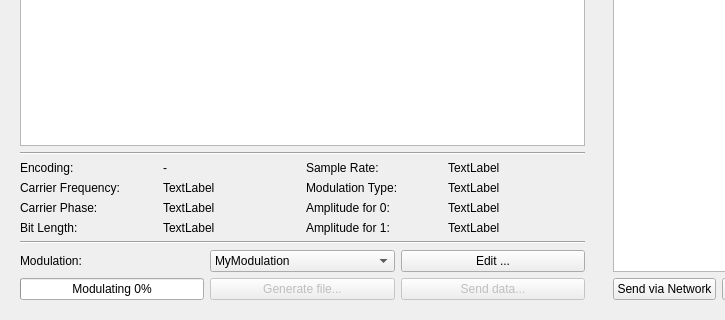
Before: the Qt Designer form data/ui/generator.ui in jopohl/urh, drawn with Qt 5; both pictures show x 0 to 725 and y 454 to 774 of the 1287 by 774 pixel window.
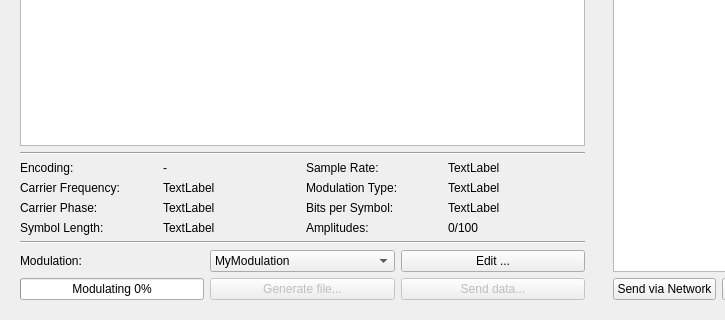
After: the same form once the commit is applied. Icons and pictures are not drawn. Custom widgets are drawn as their Qt base class.

Diff of the .ui file:
```diff
--- a/data/ui/generator.ui
+++ b/data/ui/generator.ui
@@ -353,24 +353,10 @@
                  </property>
                 </widget>
                </item>
-               <item row="2" column="2">
-                <widget class="QLabel" name="lParamForZero">
-                 <property name="text">
-                  <string>Amplitude for 0:</string>
-                 </property>
-                </widget>
-               </item>
-               <item row="2" column="3">
-                <widget class="QLabel" name="lParamForZeroValue">
-                 <property name="text">
-                  <string>TextLabel</string>
-                 </property>
-                </widget>
-               </item>
                <item row="3" column="0">
                 <widget class="QLabel" name="lBitLength">
                  <property name="text">
-                  <string>Bit Length:</string>
+                  <string>Symbol Length:</string>
                  </property>
                 </widget>
                </item>
@@ -381,20 +367,6 @@
                  </property>
                 </widget>
                </item>
-               <item row="3" column="2">
-                <widget class="QLabel" name="lParamForOne">
-                 <property name="text">
-                  <string>Amplitude for 1:</string>
-                 </property>
-                </widget>
-               </item>
-               <item row="3" column="3">
-                <widget class="QLabel" name="lParamForOneValue">
-                 <property name="text">
-                  <string>TextLabel</string>
-                 </property>
-                </widget>
-               </item>
                <item row="0" column="0">
                 <widget class="QLabel" name="lEncoding">
                  <property name="text">
@@ -436,6 +408,34 @@
                  </property>
                 </widget>
                </item>
+               <item row="3" column="3">
+                <widget class="ElidedLabel" name="labelParameterValues">
+                 <property name="text">
+                  <string>0/100</string>
+                 </property>
+                </widget>
+               </item>
+               <item row="3" column="2">
+                <widget class="QLabel" name="lParamCaption">
+                 <property name="text">
+                  <string>Amplitudes:</string>
+                 </property>
+                </widget>
+               </item>
+               <item row="2" column="2">
+                <widget class="QLabel" name="label">
+                 <property name="text">
+                  <string>Bits per Symbol:</string>
+                 </property>
+                </widget>
+               </item>
+               <item row="2" column="3">
+                <widget class="QLabel" name="labelBitsPerSymbol">
+                 <property name="text">
+                  <string>TextLabel</string>
+                 </property>
+                </widget>
+               </item>
               </layout>
              </item>
              <item row="2" column="0">
@@ -736,6 +736,11 @@
   </layout>
  </widget>
  <customwidgets>
+  <customwidget>
+   <class>ElidedLabel</class>
+   <extends>QLabel</extends>
+   <header>urh.ui.ElidedLabel.h</header>
+  </customwidget>
   <customwidget>
    <class>GeneratorTreeView</class>
    <extends>QTreeView</extends>
```
Left out of the diff: 72 changed lines with no effect on the pictures.
